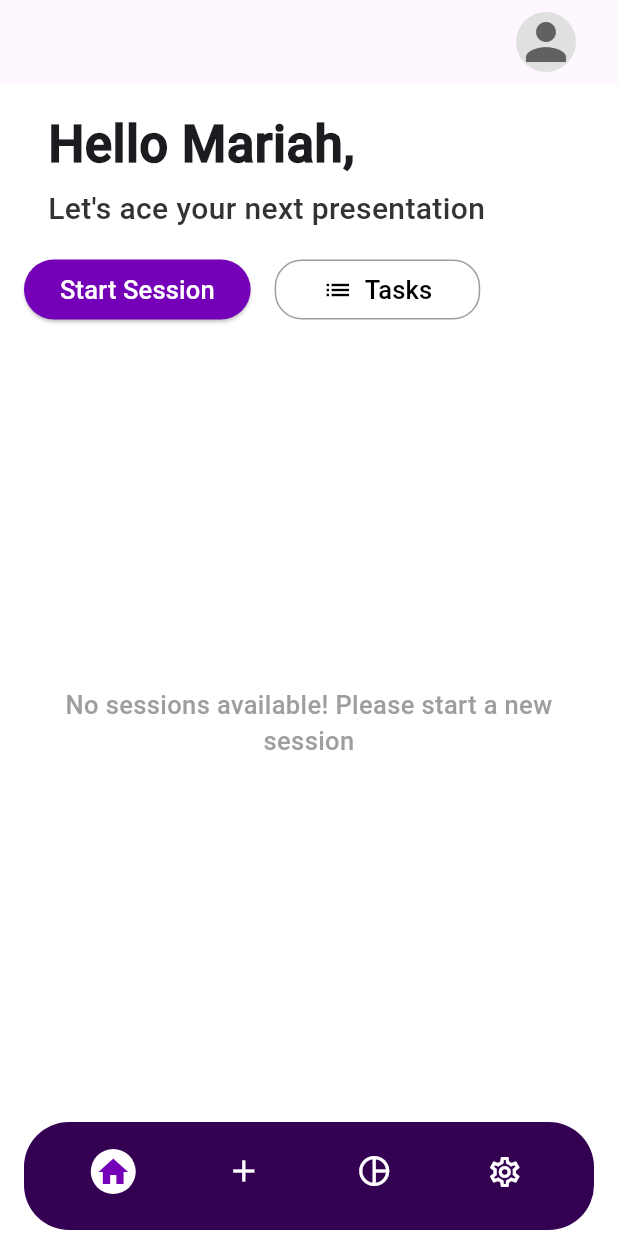
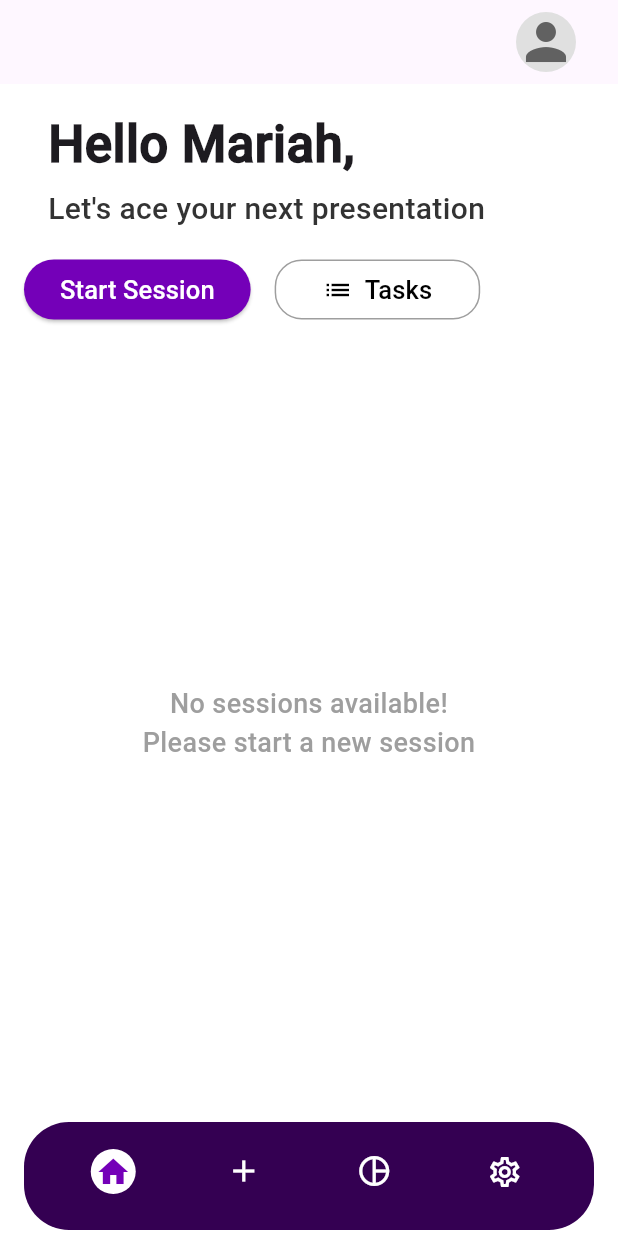
Before and after one commit to Chamod07/Presently, a Flutter app: the AccountSetupGreeting screen opened by its route, after a tap on "I am Ready!", on a phone screen of 412 x 824 dp. Run offline on Flutter 3.47's test engine with Material 3 defaults, Android fonts, the phone set to English and light mode, and no system bars; our stand-ins replace camera, fl_chart, flutter_settings_screens, google_sign_in, image_picker, supabase_flutter; missing offline and left inert: google_mlkit_commons, google_mlkit_pose_detection; accounts and stored records are empty.

Commit message:
Set up onboarding and modify layout of "no session" on homepage

```diff
--- a/frontend/flutter_app/lib/components/dashboard/home_page.dart
+++ b/frontend/flutter_app/lib/components/dashboard/home_page.dart
@@ -121,10 +121,10 @@ class _HomePageState extends State<HomePage> {
               if (sessionProvider.sessions.isEmpty) {
                 return Center(
                   child: Text(
-                    'No sessions available! Please start a new session',
+                    'No sessions available! \nPlease start a new session',
                     textAlign: TextAlign.center,
                     style: TextStyle(
-                      fontSize: 17,
+                      fontSize: 18,
                       color: Colors.grey,
                       fontFamily: 'Roboto',
                     ),
--- a/frontend/flutter_app/lib/components/onboarding/account_setup_1.dart
+++ b/frontend/flutter_app/lib/components/onboarding/account_setup_1.dart
@@ -59,7 +59,7 @@ class _AccountSetup1State extends State<AccountSetup1> {
           Navigator.pushNamed(
             context,
             '/account_setup_2',
-            arguments: {'firstName': firstName, 'lastName': lastName},
+            arguments: {'firstName': firstName, 'lastName': lastName, 'userId': userId},
           );
         } catch (e) {
           debugPrint('Error updating user details: $e');
--- a/frontend/flutter_app/lib/components/onboarding/account_setup_greeting.dart
+++ b/frontend/flutter_app/lib/components/onboarding/account_setup_greeting.dart
@@ -8,7 +8,7 @@ class AccountSetupGreeting extends StatelessWidget{
     final args = ModalRoute.of(context)!.settings.arguments as Map<String, String>?;
     String firstName = args?['firstName'] ?? "User";
     String lastName = args?['lastName'] ?? "";
-    String displayName = lastName.isNotEmpty ? "$firstName $lastName" : firstName;
+    String displayName = firstName.isNotEmpty ? firstName : firstName;
 
     return Scaffold(
       backgroundColor: Color(0x96B843FE),
--- a/frontend/flutter_app/lib/components/signin_signup/sign_up.dart
+++ b/frontend/flutter_app/lib/components/signin_signup/sign_up.dart
@@ -114,10 +114,11 @@ class _SignUpPageState extends State<SignUpPage> {
         // Simplified logic: consider sign-up successful if we got a response with user
         if (res.user != null) {
           debugPrint('User created successfully');
+          String userId = res.user!.id;
 
           // Always proceed to account setup regardless of session status
           // No more email verification check
-          Navigator.pushReplacementNamed(context, '/account_setup_1');
+          Navigator.pushReplacementNamed(context, '/account_setup_1', arguments: {'userId': userId});
         } else {
           // Instead of throwing an error, show a meaningful message
           setState(() {
```
Also changed, not shown: frontend/flutter_app/lib/components/onboarding/account_setup_2.dart (+38 -11 lines).
